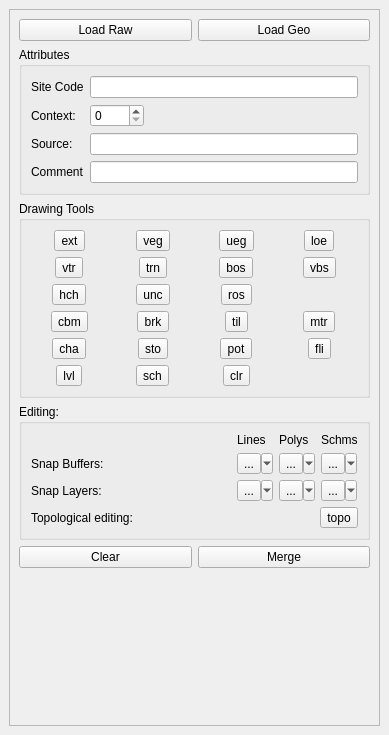
Above: plan/plan_dock_base.ui from lparchaeology/ArkPlan before the change. Below: the same form after it.
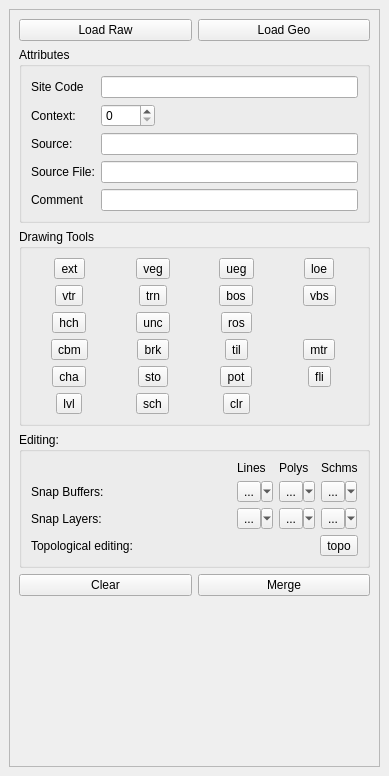
That is the form after the change. Custom widgets are drawn as their Qt base class.

Commit message: Add source file attribute to plan tool

The edit to the form file:
```diff
--- a/plan/plan_dock_base.ui
+++ b/plan/plan_dock_base.ui
@@ -7,7 +7,7 @@
     <x>0</x>
     <y>0</y>
     <width>389</width>
-    <height>735</height>
+    <height>776</height>
    </rect>
   </property>
   <property name="sizePolicy">
@@ -41,7 +41,7 @@
          <x>0</x>
          <y>0</y>
          <width>363</width>
-         <height>683</height>
+         <height>724</height>
         </rect>
        </property>
        <layout class="QVBoxLayout" name="verticalLayout">
@@ -123,14 +123,14 @@
              </property>
             </widget>
            </item>
-           <item row="3" column="1">
+           <item row="4" column="1">
             <widget class="QLineEdit" name="m_commentEdit">
              <property name="readOnly">
               <bool>false</bool>
              </property>
             </widget>
            </item>
-           <item row="3" column="0">
+           <item row="4" column="0">
             <widget class="QLabel" name="m_commentLabel">
              <property name="text">
               <string>Comment</string>
@@ -140,6 +140,19 @@
              </property>
             </widget>
            </item>
+           <item row="3" column="0">
+            <widget class="QLabel" name="m_sourceFileLabel">
+             <property name="text">
+              <string>Source File:</string>
+             </property>
+             <property name="buddy">
+              <cstring>m_sourceFileEdit</cstring>
+             </property>
+            </widget>
+           </item>
+           <item row="3" column="1">
+            <widget class="QLineEdit" name="m_sourceFileEdit"/>
+           </item>
           </layout>
          </widget>
         </item>
```
Left out of the diff: 44 changed lines with no effect on the pictures. The commit also changes 3 other files.
